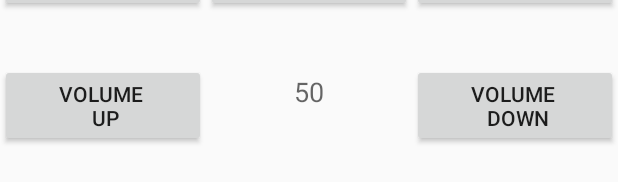
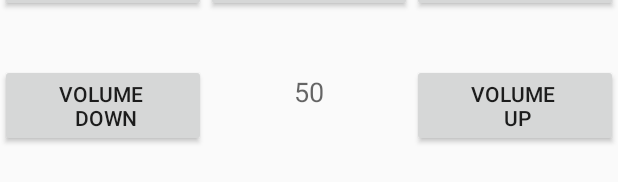
Before and after one commit to sunnyeyez123/musicplayer, an Android app: the layout activity_main.xml on its own in the app's theme, with its tools: preview values and no code run, on a phone screen of 412 x 824 dp. Shown: the part 1048-1230 px from the top of the screen. Run offline under Robolectric (Android 15) with nearby library versions, the phone set to English and light mode, and no system bars.

Commit message:
update the volume text when the buttons are pressed. switch the volume button locations

```diff
--- a/app/src/main/res/layout/activity_main.xml
+++ b/app/src/main/res/layout/activity_main.xml
@@ -66,11 +66,11 @@
         android:orientation="horizontal">
 
         <Button
-            android:id="@+id/volup_button"
+            android:id="@+id/voldown_button"
             android:layout_width="0dp"
             android:layout_height="wrap_content"
             android:layout_weight="1"
-            android:text="Volume \n Up" />
+            android:text="Volume \n Down" />
 
         <TextView
             android:id="@+id/volume_text"
@@ -81,12 +81,15 @@
             android:gravity="center"
             android:textAppearance="@style/Base.TextAppearance.AppCompat.Medium" />
 
+
+
         <Button
-            android:id="@+id/voldown_button"
+            android:id="@+id/volup_button"
             android:layout_width="0dp"
             android:layout_height="wrap_content"
             android:layout_weight="1"
-            android:text="Volume \n Down" />
+            android:text="Volume \n Up" />
+
 
 
     </LinearLayout>
```
Also changed, not shown: app/src/main/java/com/jasminelawrence/musicplayer/MainActivity.java (+12 -3 lines).
